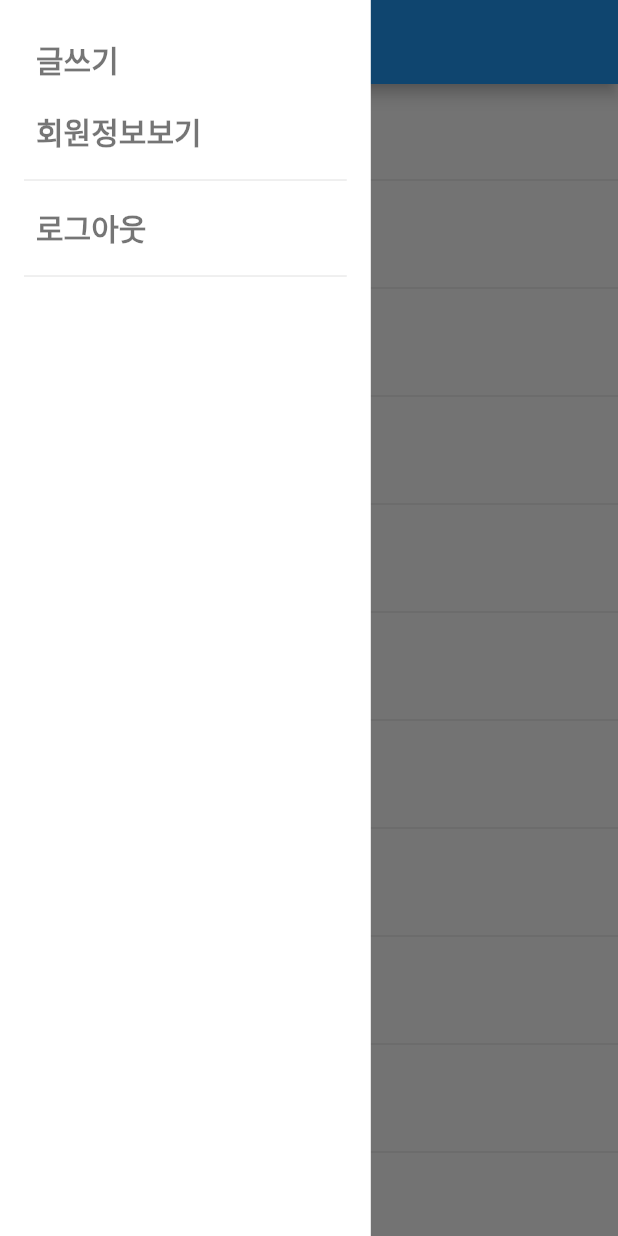
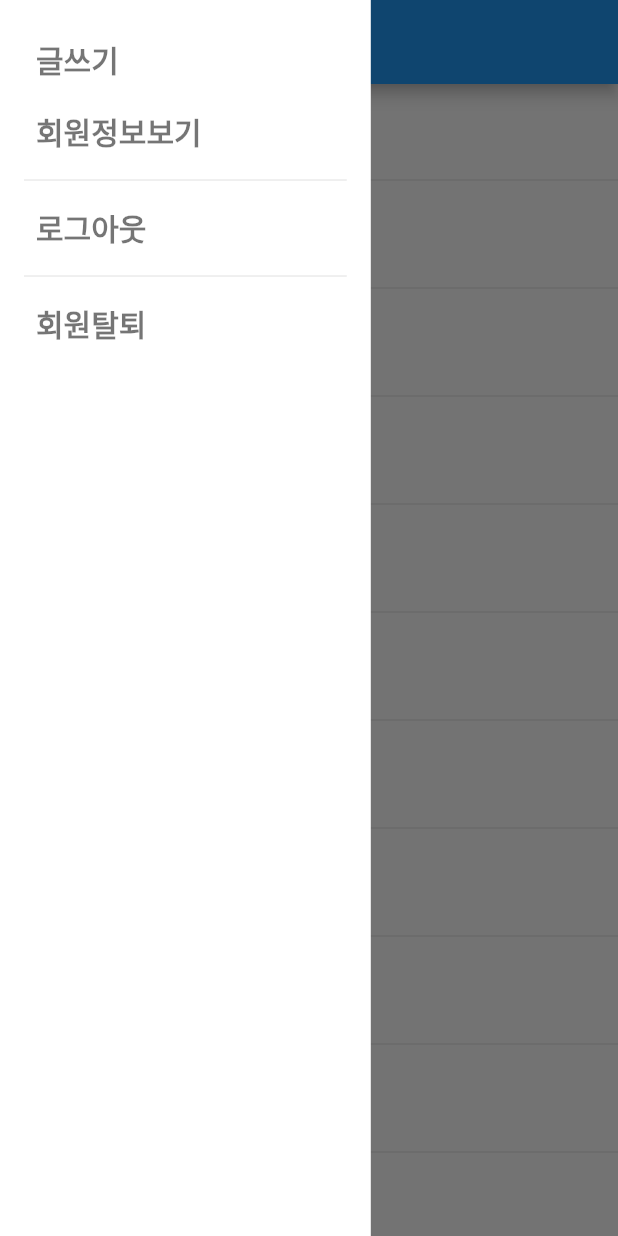
Before and after one commit to LeeYunyeong/YsNoticeApp, a Flutter app: the HomePage screen opened directly, with the side drawer open, on a phone screen of 412 x 824 dp. Run offline on Flutter 3.47's test engine with Material 2 defaults, Android fonts, the phone set to English and light mode, and no system bars; our stand-ins replace get, validators; missing offline and left inert: dart:html.

Commit message:
회원탈퇴 진행중

```diff
--- /dev/null
+++ b/lib/controller/dto/DropUserReqDto.dart
@@ -0,0 +1,13 @@
+
+class DropUserReqDto{
+  final String? username;
+
+  DropUserReqDto(this.username);
+
+  String toDrop() {
+    return username!;
+  }
+  //Map<String, dynamic> toJson() => {
+    //"username": username,
+  //};
+}
--- a/lib/view/components/custom_textarea.dart
+++ b/lib/view/components/custom_textarea.dart
@@ -4,8 +4,9 @@ class CustomTextArea extends StatelessWidget {
   final String hint;
   final funValidator;
   final String? value;
+  final controller;
 
-  const CustomTextArea({required this.hint, required this.funValidator, this.value});
+  const CustomTextArea({required this.hint, required this.funValidator, this.value, this.controller});
 
   @override
   Widget build(BuildContext context) {
--- a/lib/view/pages/post/home_page.dart
+++ b/lib/view/pages/post/home_page.dart
@@ -1,4 +1,5 @@
 import 'package:flutter/material.dart';
+import 'package:flutter_blog/domain/user/user_repository.dart';
 import 'package:flutter_blog/size.dart';
 import 'package:flutter_blog/view/pages/post/detail_page.dart';
 import 'package:flutter_blog/view/pages/post/write_page.dart';
@@ -7,9 +8,14 @@ import 'package:flutter_blog/view/pages/user/user_info.dart';
 
 import 'package:get/get.dart';
 
+import '../user/join_page.dart';
+
 
 
 class HomePage extends StatelessWidget {
+
+  UserRepository s = UserRepository();
+
   @override
   Widget build(BuildContext context) {
     return Scaffold(
@@ -71,7 +77,9 @@ class HomePage extends StatelessWidget {
               Divider(),
               TextButton(
                 onPressed: () {
+
                 Get.to(LoginPage());
+
               },
                 child: Text(
                   "로그아웃",
@@ -83,6 +91,21 @@ class HomePage extends StatelessWidget {
                 ),
               ),
               Divider(),
+              TextButton(
+                onPressed: () {
+                  s.dropUser("username");
+                  Get.to(() => JoinPage());
+
+                },
+                child: Text(
+                  "회원탈퇴",
+                  style: TextStyle(
+                    fontSize: 20,
+                    fontWeight: FontWeight.bold,
+                    color: Colors.black54,
+                  ),
+                ),
+              ),
             ],
           ),
         ),
--- a/lib/view/pages/post/write_page.dart
+++ b/lib/view/pages/post/write_page.dart
@@ -9,6 +9,8 @@ import '../../components/custom_elevated_button.dart';
 import 'home_page.dart';
 
 class WritePage extends StatelessWidget {
+  final TextEditingController _title = TextEditingController();
+  final TextEditingController _content = TextEditingController();
 
   final _formkey = GlobalKey<FormState>();
 
@@ -23,10 +25,12 @@ class WritePage extends StatelessWidget {
         child: ListView(
         children: [
           CustomTextFormField(
+            controller: _title,
             hint: "Title",
             funValidator: validateTitle(),
           ),
           CustomTextArea(
+            controller: _content,
             hint: "content",
             funValidator: validateContent(),
           ),
--- a/lib/view/pages/user/login_page.dart
+++ b/lib/view/pages/user/login_page.dart
@@ -67,8 +67,8 @@ class LoginPage extends StatelessWidget {
                 if(_formkey.currentState!.validate()){
                  //Get.to(HomePage());
                   s.login(_username.text.trim(), _password.text.trim());
+                }
 
-                }
             },
           ),
           TextButton(
```
Also changed, not shown: lib/domain/user/user_provider.dart (+9 -2 lines), lib/domain/user/user_repository.dart (+17 -0 lines).
